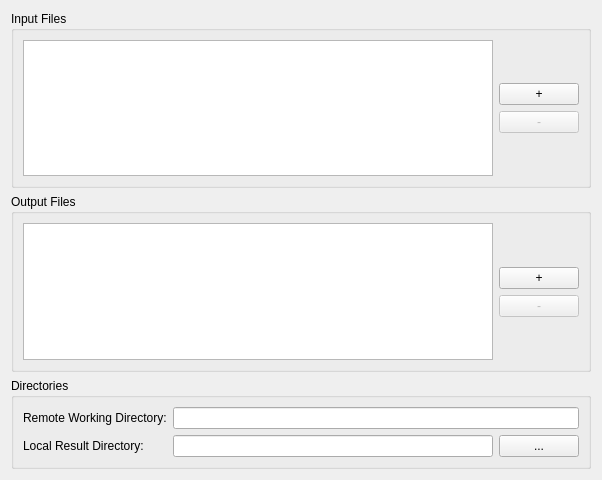
Old version of the form src/genericgui/FilesWizardPage.ui in the repository SalomePlatform/jobmanager.
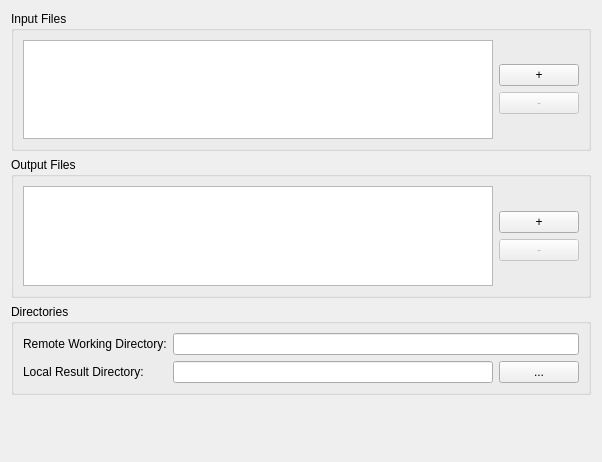
New version of the form.

Commit message: Remove unnecessary warning message in resource requirement window (job creation wizard) Add warnings in files window (job creation wizard)

```diff
--- a/src/genericgui/FilesWizardPage.ui
+++ b/src/genericgui/FilesWizardPage.ui
@@ -7,7 +7,7 @@
     <x>0</x>
     <y>0</y>
     <width>602</width>
-    <height>480</height>
+    <height>462</height>
    </rect>
   </property>
   <property name="windowTitle">
@@ -191,6 +191,32 @@
      </layout>
     </widget>
    </item>
+   <item>
+    <layout class="QHBoxLayout" name="horizontalLayout_6">
+     <item>
+      <widget class="QLabel" name="label_warning_icon"/>
+     </item>
+     <item>
+      <widget class="QLabel" name="label_warning_text">
+       <property name="sizePolicy">
+        <sizepolicy hsizetype="Expanding" vsizetype="Fixed">
+         <horstretch>0</horstretch>
+         <verstretch>0</verstretch>
+        </sizepolicy>
+       </property>
+       <property name="minimumSize">
+        <size>
+         <width>0</width>
+         <height>50</height>
+        </size>
+       </property>
+       <property name="wordWrap">
+        <bool>true</bool>
+       </property>
+      </widget>
+     </item>
+    </layout>
+   </item>
   </layout>
  </widget>
  <resources/>
```
The commit also changes 3 other files.
